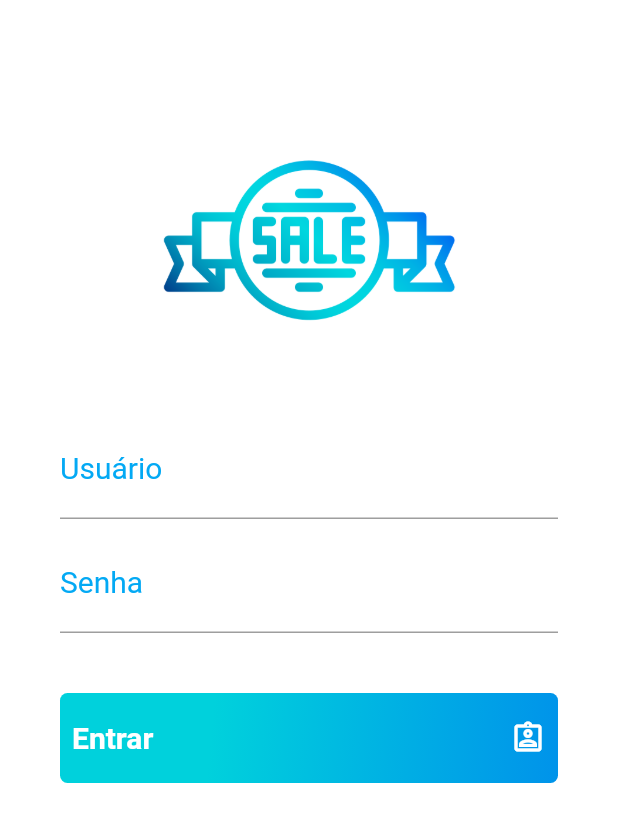
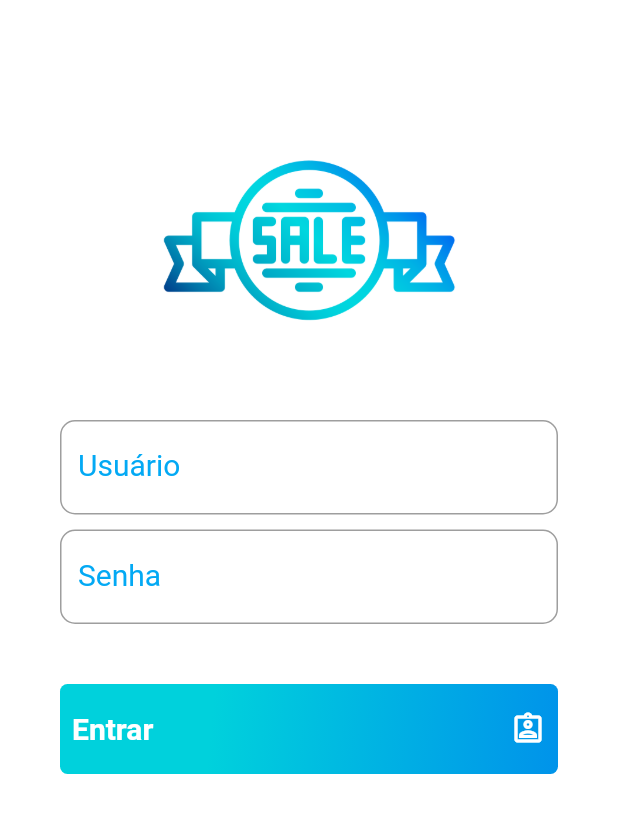
Before and after one commit to guedes-vinicius/sales_mobile, a Flutter app: the screen it shows after launch, on a phone screen of 412 x 824 dp. Shown: the top 822 px of the screen. Run offline on Flutter 3.47's test engine with Material 2 defaults, Android fonts, the phone set to English and light mode, and no system bars.

Commit message:
border radius in login page

```diff
--- a/lib/LoginPage.dart
+++ b/lib/LoginPage.dart
@@ -22,6 +22,10 @@ class LoginPage extends StatelessWidget {
               keyboardType: TextInputType.name,
               decoration: InputDecoration(
                 labelText: "Usuário",
+                hintText: "Usuário",
+                border: OutlineInputBorder(
+                  borderRadius: BorderRadius.circular(10.0),
+                ),
                 labelStyle: TextStyle(
                   color: Colors.lightBlue,
                   fontWeight: FontWeight.w400,
@@ -39,6 +43,9 @@ class LoginPage extends StatelessWidget {
               decoration: InputDecoration(
                 labelText: "Senha",
                 hintText: "Senha",
+                border: OutlineInputBorder(
+                  borderRadius: BorderRadius.circular(10.0)
+                ),
                 labelStyle: TextStyle(
                   color: Colors.lightBlue,
                   fontWeight: FontWeight.w400,
```
Also changed, not shown: pubspec.lock.
